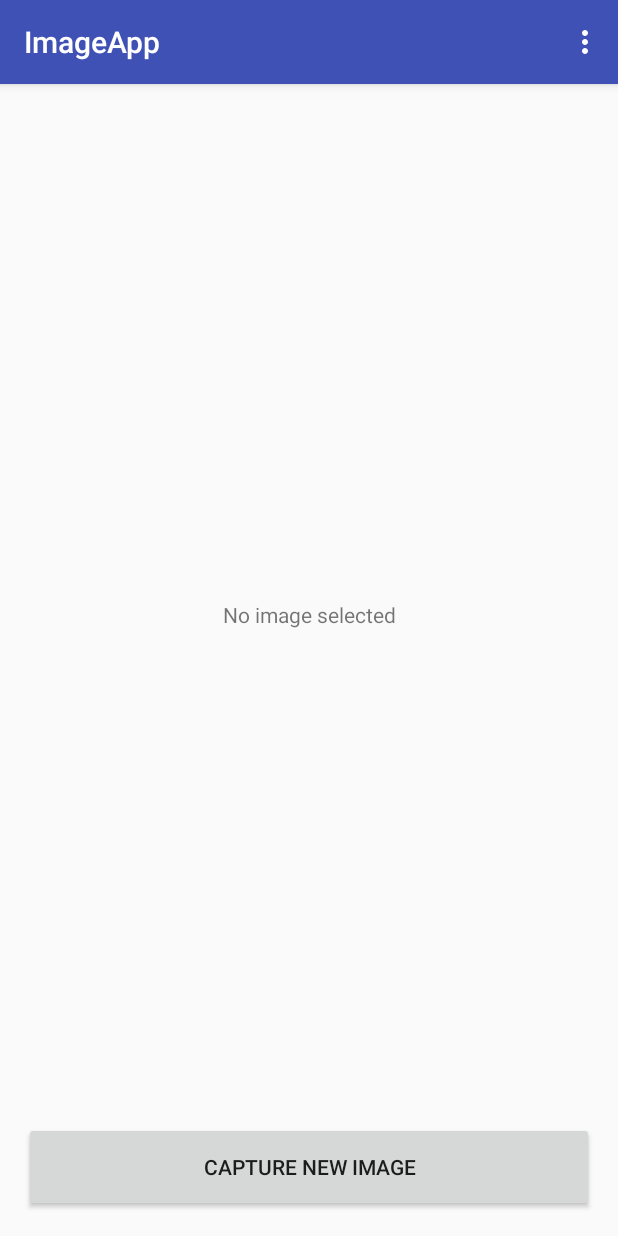
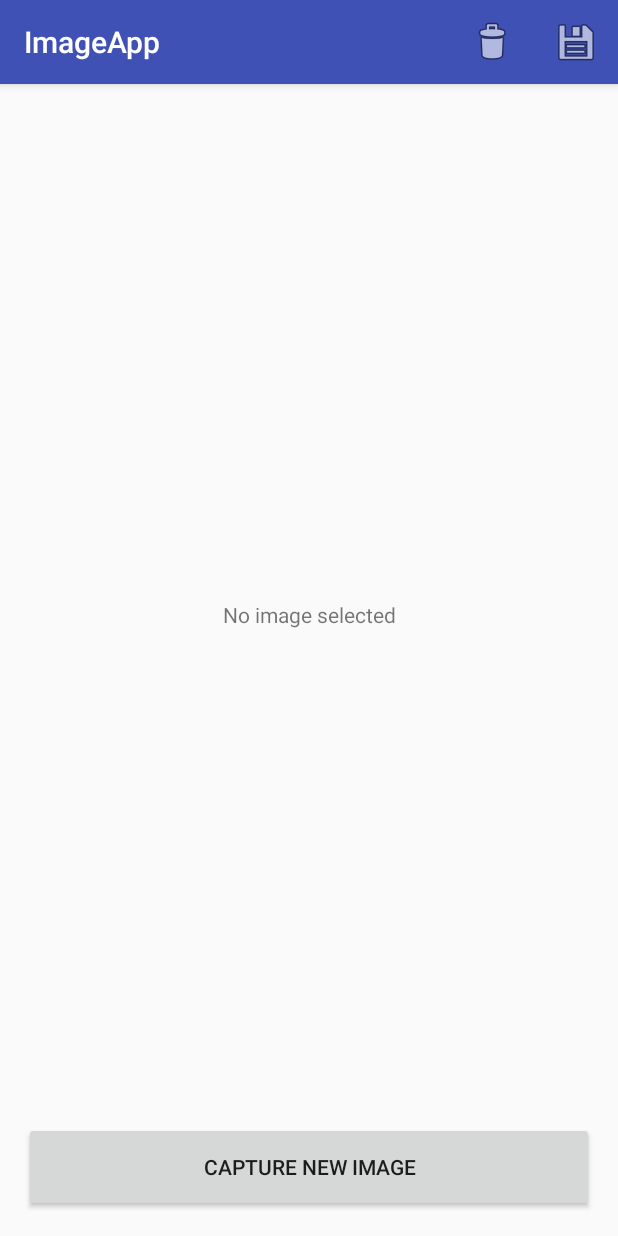
Before and after one commit to nalcalag/Images-ExtStorage, an Android app: the screen it shows after launch (MainActivity), on a phone screen of 412 x 824 dp. Run offline under Robolectric (Android 15) with nearby library versions, the phone set to English and light mode, and no system bars.

Commit message:
hide textView and menu icons done

```diff
--- a/app/src/main/java/edu/uoc/android/imageapp/MainActivity.java
+++ b/app/src/main/java/edu/uoc/android/imageapp/MainActivity.java
@@ -106,6 +106,11 @@ public class MainActivity extends AppCompatActivity implements View.OnClickListe
             Bundle extras = data.getExtras();
             Bitmap imageBitmap = (Bitmap) extras.get("data");
             mImageView.setImageBitmap(imageBitmap);
+            if (mImageView !=null) {
+                tvMessage.setVisibility(View.INVISIBLE);
+            } else {
+                tvMessage.setVisibility(View.VISIBLE);
+            }
         }
     }
 
--- a/app/src/main/res/menu/menu_main.xml
+++ b/app/src/main/res/menu/menu_main.xml
@@ -1,13 +1,18 @@
 <menu xmlns:android="http://schemas.android.com/apk/res/android"
-      xmlns:tools="http://schemas.android.com/tools"
-      tools:context="edu.uoc.android.imageapp.MainActivity">
+    xmlns:tools="http://schemas.android.com/tools"
+    xmlns:app="http://schemas.android.com/apk/res-auto"
+    tools:context="edu.uoc.android.imageapp.MainActivity">
     <item
         android:id="@+id/action_delete"
+        android:icon="@android:drawable/ic_menu_delete"
         android:title="@string/action_detele"
-        android:orderInCategory="100"/>
+        android:orderInCategory="100"
+        app:showAsAction="always"/>
 
     <item
         android:id="@+id/action_save"
+        android:icon="@android:drawable/ic_menu_save"
         android:title="@string/action_save"
-        android:orderInCategory="100"/>
+        android:orderInCategory="101"
+        app:showAsAction="always"/>
 </menu>
```
